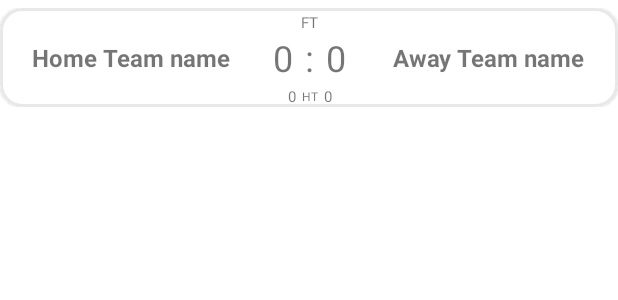
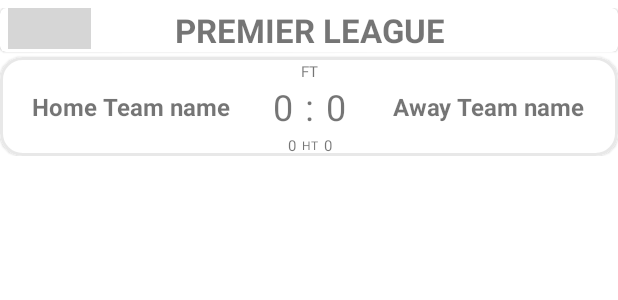
Before and after one commit to Immathew/FootballFanApp, an Android app: the layout upcoming_matches_row_layout.xml on its own in the app's theme, with its tools: preview values and no code run, on a phone screen of 412 x 824 dp. Shown: the top 300 px of the screen. Run offline under Robolectric (Android 15) with nearby library versions, the phone set to English and light mode, and no system bars; network calls fail; grey boxes are pictures that could not be loaded.

Commit message:
Added Header in Upcoming Matches and logic when to display it

```diff
--- a/app/src/main/res/layout/upcoming_matches_row_layout.xml
+++ b/app/src/main/res/layout/upcoming_matches_row_layout.xml
@@ -18,6 +18,37 @@
         android:layout_marginBottom="5dp">
 
         <com.google.android.material.card.MaterialCardView
+            android:id="@+id/upcomingMatches_header_cardView"
+            android:layout_width="match_parent"
+            android:layout_height="wrap_content"
+            android:orientation="horizontal"
+            android:layout_marginBottom="3dp"
+            app:layout_constraintBottom_toTopOf="@+id/upcomingMatches_row_cardView"
+            app:layout_constraintEnd_toEndOf="@id/upcomingMatches_row_cardView"
+            app:layout_constraintStart_toStartOf="@id/upcomingMatches_row_cardView"
+            app:layout_constraintTop_toTopOf="parent">
+
+            <TextView
+                android:id="@+id/upcomingMatchesLeagueName_textView"
+                android:layout_width="match_parent"
+                android:layout_height="match_parent"
+                android:gravity="center"
+                android:text="@{match.competition.name}"
+                android:textSize="22sp"
+                android:textStyle="bold"
+                tools:text="PREMIER LEAGUE" />
+
+            <ImageView
+                android:id="@+id/upcomingMatches_leagueFlag_imageView"
+                android:layout_width="55dp"
+                android:layout_height="27dp"
+                android:layout_marginStart="5dp"
+                loadImageFromUrl="@{match.competition.area.ensignUrl}"
+                tools:srcCompat="@tools:sample/avatars" />
+
+        </com.google.android.material.card.MaterialCardView>
+
+        <com.google.android.material.card.MaterialCardView
             android:id="@+id/upcomingMatches_row_cardView"
             android:layout_width="match_parent"
             android:layout_height="wrap_content"
@@ -27,7 +58,6 @@
             app:layout_constraintEnd_toEndOf="parent"
             app:layout_constraintHorizontal_bias="0.5"
             app:layout_constraintStart_toStartOf="parent"
-            app:layout_constraintTop_toTopOf="parent"
             app:strokeColor="@color/lightMediumGray"
             app:strokeWidth="2dp">
 
```
Also changed, not shown: app/src/main/java/com/example/footballfanapp/adapters/UpcomingMatchesAdapter.kt (+11 -0 lines), app/src/main/java/com/example/footballfanapp/ui/fragments/upcomingMatches/UpcomingMatches.kt (+17 -13 lines).
